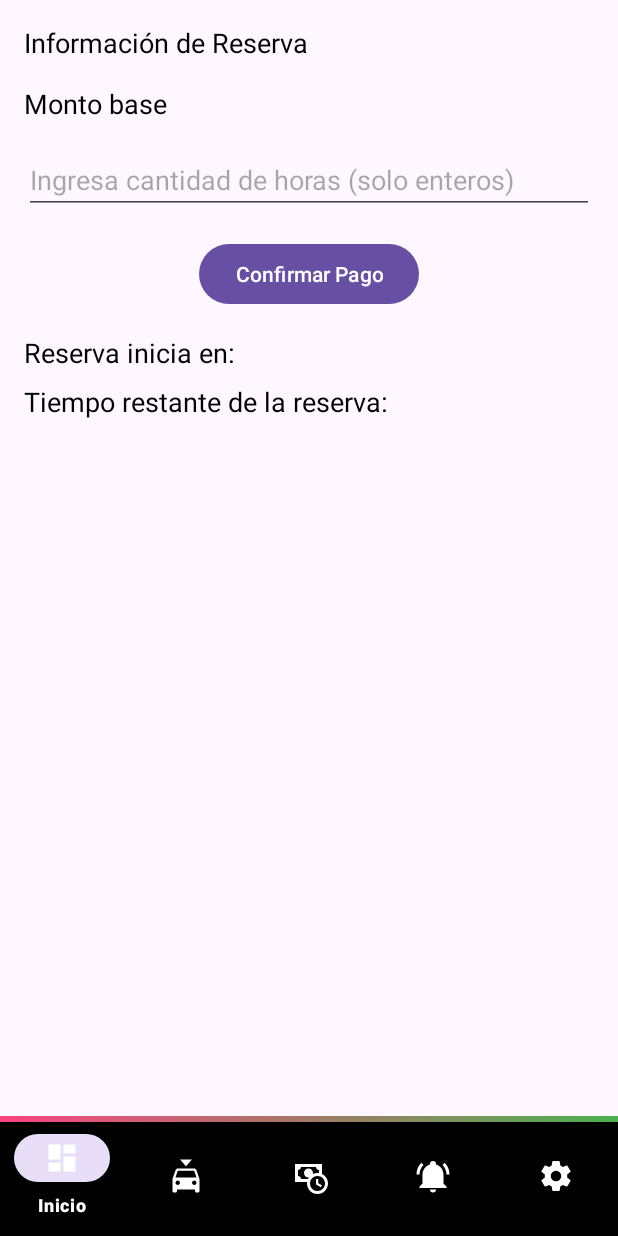
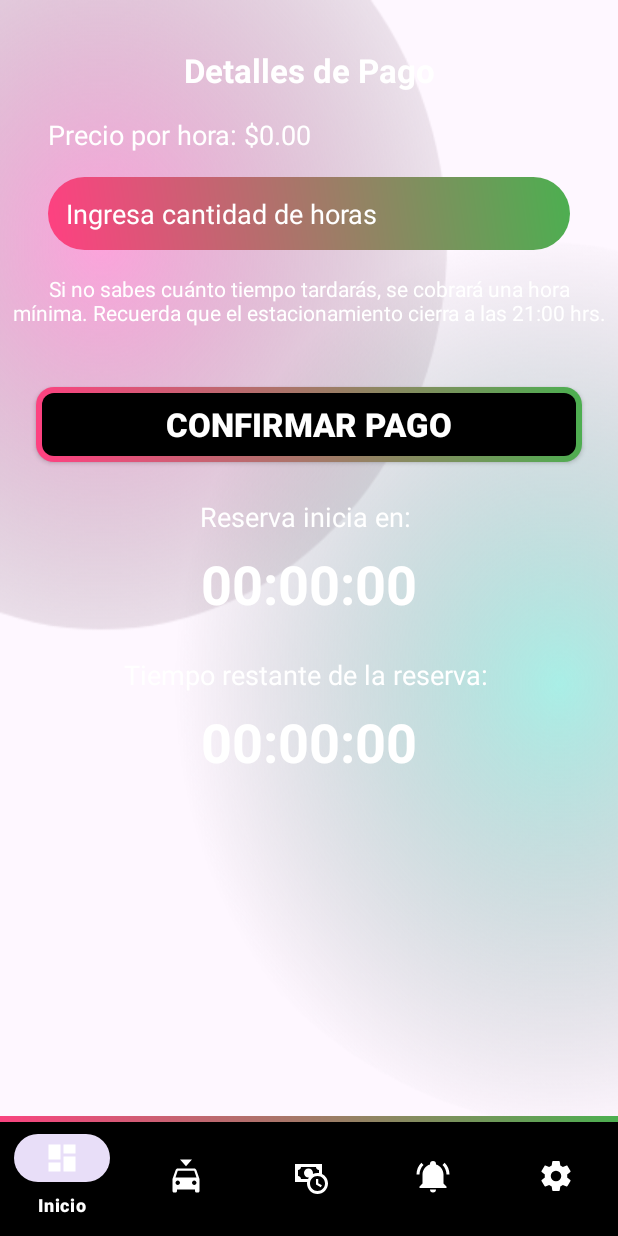
Before and after one commit to Fermin2049/ParkingFrontEnd, an Android app: the fragment PaymentFragment placed in its activity, on a phone screen of 412 x 824 dp. Run offline under Robolectric (Android 15) with nearby library versions, the phone set to English and light mode, and no system bars; libraries missing offline, so code that uses them is left out: cn.pedant.

Commit message:
vistas mejoradas punto estable

```diff
--- a/app/src/main/java/com/fermin2049/parking/iu/parkinglocation/ParkingLocationViewModel.java
+++ b/app/src/main/java/com/fermin2049/parking/iu/parkinglocation/ParkingLocationViewModel.java
@@ -5,8 +5,8 @@ import com.google.android.gms.maps.model.LatLng;
 
 public class ParkingLocationViewModel extends ViewModel {
     // Datos fijos de la ubicación del estacionamiento
-    private final double latitude = -34.6037;
-    private final double longitude = -58.3816;
+    private final double latitude = -33.30342609139104;
+    private final double longitude = -66.33225007056996;
     private final String label = "Estacionamiento";
 
     public double getLatitude() {
--- a/app/src/main/res/layout/fragment_payment.xml
+++ b/app/src/main/res/layout/fragment_payment.xml
@@ -1,70 +1,142 @@
 <?xml version="1.0" encoding="utf-8"?>
-<ScrollView
+<androidx.constraintlayout.widget.ConstraintLayout
     xmlns:android="http://schemas.android.com/apk/res/android"
+    xmlns:app="http://schemas.android.com/apk/res-auto"
+    xmlns:tools="http://schemas.android.com/tools"
     android:layout_width="match_parent"
     android:layout_height="match_parent"
-    android:padding="16dp">
+    android:background="@drawable/bg1"
+    tools:context=".iu.payment.PaymentFragment">
 
-    <LinearLayout
-        android:layout_width="match_parent"
-        android:layout_height="wrap_content"
-        android:orientation="vertical">
-
-        <!-- Información de la reserva -->
+    <!-- Título -->
     <TextView
-            android:id="@+id/tvReservaInfo"
+        android:id="@+id/tvTituloPago"
         android:layout_width="wrap_content"
         android:layout_height="wrap_content"
-            android:text="Información de Reserva"
-            android:textSize="18sp"
-            android:textColor="@android:color/black"
-            android:layout_marginBottom="16dp" />
+        android:text="Detalles de Pago"
+        android:textSize="22sp"
+        android:textStyle="bold"
+        android:textColor="@android:color/white"
+        app:layout_constraintTop_toTopOf="parent"
+        app:layout_constraintStart_toStartOf="parent"
+        app:layout_constraintEnd_toEndOf="parent"
+        android:layout_marginTop="32dp" />
 
-        <!-- Monto base de la reserva -->
+    <!-- Precio por hora -->
     <TextView
         android:id="@+id/tvTotal"
         android:layout_width="wrap_content"
         android:layout_height="wrap_content"
-            android:text="Monto base"
+        android:text="Precio por hora: $0.00"
         android:textSize="18sp"
-            android:textColor="@android:color/black"
-            android:layout_marginBottom="16dp" />
+        android:textColor="@android:color/white"
+        app:layout_constraintTop_toBottomOf="@id/tvTituloPago"
+        app:layout_constraintStart_toStartOf="parent"
+        android:layout_marginTop="16dp"
+        android:layout_marginStart="32dp" />
 
-        <!-- EditText para ingresar cantidad de horas -->
+    <!-- Campo de horas -->
     <EditText
         android:id="@+id/etHoras"
-            android:layout_width="match_parent"
+        android:layout_width="0dp"
         android:layout_height="wrap_content"
-            android:hint="Ingresa cantidad de horas (solo enteros)"
+        android:layout_marginStart="32dp"
+        android:layout_marginEnd="32dp"
+        android:hint="Ingresa cantidad de horas"
         android:inputType="number"
-            android:layout_marginBottom="16dp" />
+        android:background="@drawable/gradient_input_background"
+        android:padding="12dp"
+        android:textColor="@android:color/white"
+        android:textColorHint="@android:color/white"
+        app:layout_constraintTop_toBottomOf="@id/tvTotal"
+        app:layout_constraintStart_toStartOf="parent"
+        app:layout_constraintEnd_toEndOf="parent"
+        android:layout_marginTop="16dp" />
 
-        <!-- Botón para confirmar el pago simulado -->
-        <Button
+    <!-- Nota informativa -->
+    <TextView
+        android:id="@+id/tvNota"
+        android:layout_width="0dp"
+        android:layout_height="wrap_content"
+        android:text="Si no sabes cuánto tiempo tardarás, se cobrará una hora mínima. Recuerda que el estacionamiento cierra a las 21:00 hrs."
+        android:textSize="14sp"
+        android:textColor="@android:color/white"
+        android:gravity="center"
+        app:layout_constraintTop_toBottomOf="@id/etHoras"
+        app:layout_constraintStart_toStartOf="parent"
+        app:layout_constraintEnd_toEndOf="parent"
+        android:layout_marginTop="8dp"
+        android:padding="8dp" />
+
+    <!-- Botón de confirmación con estilo proporcionado -->
+    <androidx.appcompat.widget.AppCompatButton
         android:id="@+id/btnConfirmPayment"
-            android:layout_width="wrap_content"
-            android:layout_height="wrap_content"
+        android:layout_width="0dp"
+        android:layout_height="50dp"
+        android:layout_marginStart="24dp"
+        android:layout_marginTop="32dp"
+        android:layout_marginEnd="24dp"
+        android:background="@drawable/gradient_button_background"
         android:text="Confirmar Pago"
-            android:layout_gravity="center_horizontal" />
+        android:textColor="@color/white"
+        android:textSize="22sp"
+        android:textStyle="bold"
+        app:layout_constraintTop_toBottomOf="@id/tvNota"
+        app:layout_constraintStart_toStartOf="parent"
+        app:layout_constraintEnd_toEndOf="parent" />
 
-        <!-- TextView para mostrar el contador de espera (hasta el inicio de la reserva) -->
+    <!-- Contador de espera -->
     <TextView
         android:id="@+id/tvWaitCounter"
         android:layout_width="wrap_content"
         android:layout_height="wrap_content"
         android:text="Reserva inicia en: "
         android:textSize="18sp"
-            android:textColor="@android:color/black"
-            android:layout_marginTop="16dp" />
+        android:textColor="@android:color/white"
+        app:layout_constraintTop_toBottomOf="@id/btnConfirmPayment"
+        app:layout_constraintStart_toStartOf="parent"
+        app:layout_constraintEnd_toEndOf="parent"
+        android:layout_marginTop="24dp" />
 
-        <!-- TextView para mostrar el contador activo (tiempo restante de la reserva) -->
+    <!-- Contador numérico centrado y grande -->
+    <TextView
+        android:id="@+id/tvWaitTimer"
+        android:layout_width="wrap_content"
+        android:layout_height="wrap_content"
+        android:text="00:00:00"
+        android:textSize="36sp"
+        android:textStyle="bold"
+        android:textColor="@android:color/white"
+        app:layout_constraintTop_toBottomOf="@id/tvWaitCounter"
+        app:layout_constraintStart_toStartOf="parent"
+        app:layout_constraintEnd_toEndOf="parent"
+        android:layout_marginTop="8dp" />
+
+    <!-- Contador de tiempo restante -->
     <TextView
         android:id="@+id/tvActiveCounter"
         android:layout_width="wrap_content"
         android:layout_height="wrap_content"
         android:text="Tiempo restante de la reserva: "
         android:textSize="18sp"
-            android:textColor="@android:color/black"
+        android:textColor="@android:color/white"
+        app:layout_constraintTop_toBottomOf="@id/tvWaitTimer"
+        app:layout_constraintStart_toStartOf="parent"
+        app:layout_constraintEnd_toEndOf="parent"
+        android:layout_marginTop="24dp" />
+
+    <!-- Contador numérico para tiempo restante -->
+    <TextView
+        android:id="@+id/tvActiveTimer"
+        android:layout_width="wrap_content"
+        android:layout_height="wrap_content"
+        android:text="00:00:00"
+        android:textSize="36sp"
+        android:textStyle="bold"
+        android:textColor="@android:color/white"
+        app:layout_constraintTop_toBottomOf="@id/tvActiveCounter"
+        app:layout_constraintStart_toStartOf="parent"
+        app:layout_constraintEnd_toEndOf="parent"
         android:layout_marginTop="8dp" />
-    </LinearLayout>
-</ScrollView>
+
+</androidx.constraintlayout.widget.ConstraintLayout>
--- a/app/src/main/res/values/ids.xml
+++ b/app/src/main/res/values/ids.xml
@@ -5,4 +5,8 @@
     <item name="phoneInput" type="id" />
     <item name="licensePlateInput" type="id" />
     <item name="registerButton" type="id" />
+    <item name="tvTituloPago" type="id" />
+    <item name="tvNota" type="id" />
+    <item name="tvWaitTimer" type="id" />
+    <item name="tvActiveTimer" type="id" />
 </resources>
```
Also changed, not shown: app/src/main/java/com/fermin2049/parking/iu/payment/PaymentFragment.java (+6 -6 lines), app/src/main/java/com/fermin2049/parking/iu/payment/PaymentViewModel.java (+16 -18 lines), app/src/main/res/layout/fragment_parking_location.xml (+10 -4 lines), app/src/main/res/layout/fragment_reservar.xml (+11 -5 lines). Lines whose indentation alone changed are shown as unchanged.
